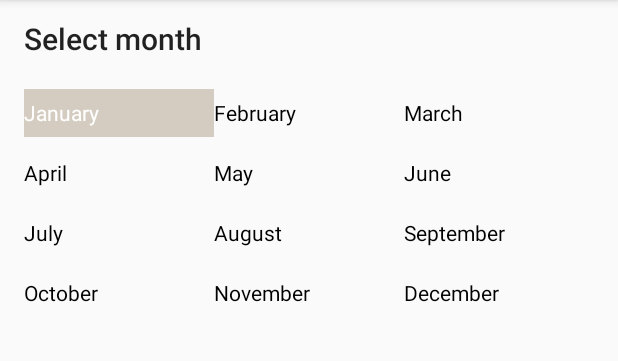
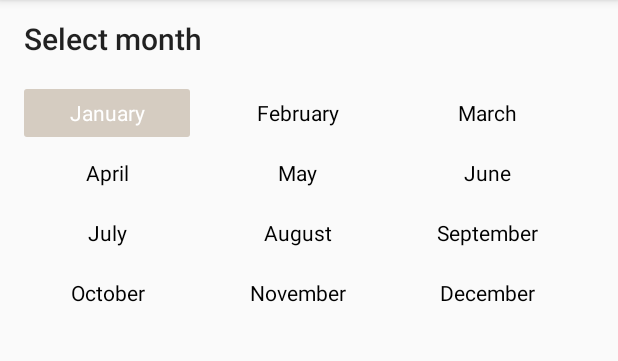
Before and after one commit to ducgao/expensebook, an Android app: the fragment MonthSelectFragment shown on its own in the app's theme, after a tap on "January", on a phone screen of 412 x 824 dp, the part 84-445 px from its top. Run offline under Robolectric (Android 15) with nearby library versions, the phone set to English and light mode, and no system bars.

Commit message:
add style for selection item

```diff
--- a/app/src/main/java/dmg/expensebook/uicomponent/SelectionUIItem.kt
+++ b/app/src/main/java/dmg/expensebook/uicomponent/SelectionUIItem.kt
@@ -56,7 +56,7 @@ class SelectionUIItem : UIBuilderItem<SelectionUIModel>() {
     tvTitle.text = item.title
 
     if (item.selected) {
-      container.setBackgroundColor(ContextCompat.getColor(container.context, R.color.colorPrimary))
+      container.setBackgroundResource(R.drawable.selection_background)
       tvTitle.setTextColor(ContextCompat.getColor(tvTitle.context, android.R.color.white))
     } else {
       container.setBackgroundColor(ContextCompat.getColor(container.context, android.R.color.transparent))
--- a/app/src/main/java/dmg/expensebook/utils/SingleSelectionDialogFragment.kt
+++ b/app/src/main/java/dmg/expensebook/utils/SingleSelectionDialogFragment.kt
@@ -18,8 +18,7 @@ abstract class SingleSelectionDialogFragment : Fragment() {
     const val SELECTION_KEY = "SELECTION_KEY"
   }
 
-  private val originalSelection: String by lazy { arguments?.getString(SELECTION_KEY) ?: "" }
-  private var selection = originalSelection
+  private lateinit var selection: String
 
   private lateinit
   var mainView: View
@@ -29,6 +28,12 @@ abstract class SingleSelectionDialogFragment : Fragment() {
 
   abstract fun getTitle(): Int
   abstract fun getData(): List<String>
+
+  override fun onCreate(savedInstanceState: Bundle?) {
+    super.onCreate(savedInstanceState)
+
+    selection = arguments?.getString(SELECTION_KEY) ?: ""
+  }
 
   override fun onCreateView(inflater: LayoutInflater, container: ViewGroup?, savedInstanceState: Bundle?): View? {
     mainView = inflater.inflate(R.layout.fragment_selection, container, false)
--- /dev/null
+++ b/app/src/main/res/drawable/selection_background.xml
@@ -0,0 +1,5 @@
+<?xml version="1.0" encoding="UTF-8"?>
+<shape xmlns:android="http://schemas.android.com/apk/res/android">
+  <solid android:color="@color/colorPrimary" />
+  <corners android:radius="2dp" />
+</shape>
--- a/app/src/main/res/layout/ui_item_selection.xml
+++ b/app/src/main/res/layout/ui_item_selection.xml
@@ -4,6 +4,8 @@
     android:id="@+id/container"
     android:layout_width="match_parent"
     android:layout_height="wrap_content"
+    android:layout_marginEnd="16dp"
+    android:layout_marginRight="16dp"
     android:layout_marginTop="8dp"
     android:orientation="horizontal">
 
@@ -20,7 +22,7 @@
       android:layout_width="0dp"
       android:layout_height="32dp"
       android:layout_weight="1"
-      android:gravity="center_vertical"
+      android:gravity="center"
       android:textAppearance="@style/TextAppearance.AppCompat.Body1"
       tools:text="Cài đặt" />
 
```
